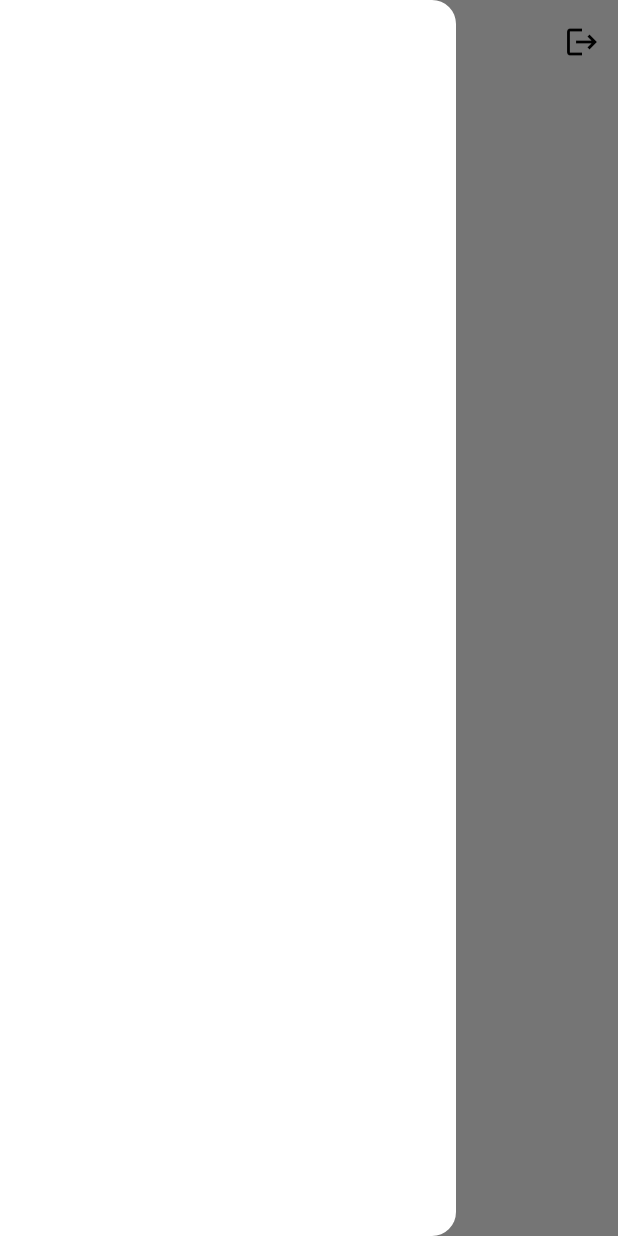
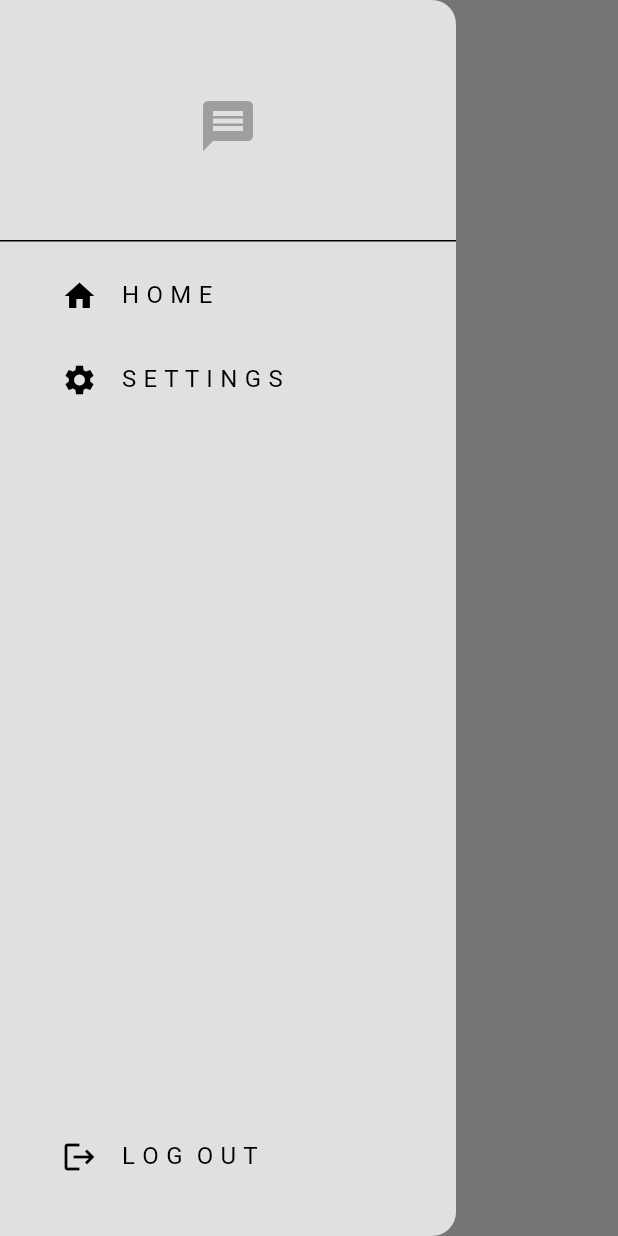
Before and after one commit to Victor-chiemerie/newChat, a Flutter app: the screen it shows once a user with an empty profile is signed in, with the side drawer open, on a phone screen of 412 x 824 dp. Run offline on Flutter 3.47's test engine with Material 3 defaults, Android fonts, the phone set to English and light mode, and no system bars; our stand-ins replace firebase_auth, firebase_core; accounts and stored records are empty.

Commit message:
complete drawer functions

```diff
--- /dev/null
+++ b/lib/components/my_drawer.dart
@@ -0,0 +1,82 @@
+import 'package:chat/pages/settings_page.dart';
+import 'package:flutter/material.dart';
+import '../auth/auth_service.dart';
+
+class MyDrawer extends StatelessWidget {
+  const MyDrawer({super.key});
+
+  void logout() {
+    // log out
+    final auth = AuthService();
+    auth.signOut();
+  }
+
+  @override
+  Widget build(BuildContext context) {
+    return Drawer(
+      backgroundColor: Theme.of(context).colorScheme.background,
+      child: Column(
+        mainAxisAlignment: MainAxisAlignment.spaceBetween,
+        children: [
+          Column(
+            children: [
+              // logo
+              DrawerHeader(
+                child: Center(
+                  child: Icon(
+                    Icons.message,
+                    color: Theme.of(context).colorScheme.primary,
+                    size: 40,
+                  ),
+                ),
+              ),
+
+              // home list tile
+              Padding(
+                padding: const EdgeInsets.only(left: 25),
+                child: ListTile(
+                  title: const Text('H O M E'),
+                  leading: const Icon(Icons.home),
+                  // pop the drawer
+                  onTap: () => Navigator.pop(context),
+                ),
+              ),
+
+              // settings list tile
+              Padding(
+                padding: const EdgeInsets.only(left: 25),
+                child: ListTile(
+                  title: const Text('S E T T I N G S'),
+                  leading: const Icon(Icons.settings),
+                  // pop the drawer and go to the settings page
+                  onTap: () {
+                    // pop the drawer
+                    Navigator.pop(context);
+
+                    // go to settings page
+                    Navigator.push(
+                      context,
+                      MaterialPageRoute(
+                        builder: (context) => const Settings(),
+                      ),
+                    );
+                  },
+                ),
+              ),
+            ],
+          ),
+
+          // logout list tile
+          Padding(
+            padding: const EdgeInsets.only(left: 25, bottom: 25),
+            child: ListTile(
+              title: const Text('L O G  O U T'),
+              leading: const Icon(Icons.logout),
+              onTap: logout,
+            ),
+          ),
+        ],
+      ),
+    );
+  }
+}
--- a/lib/pages/home_page.dart
+++ b/lib/pages/home_page.dart
@@ -1,28 +1,16 @@
-import 'package:chat/auth/auth_service.dart';
+import 'package:chat/components/my_drawer.dart';
 import 'package:flutter/material.dart';
 
 class HomePage extends StatelessWidget {
   const HomePage({super.key});
-
-  void logout() {
-    // log out
-    final auth = AuthService();
-    auth.signOut();
-  }
 
   @override
   Widget build(BuildContext context) {
     return Scaffold(
       appBar: AppBar(
         title: const Text("Home Page"),
-        actions: [
-          IconButton(
-            onPressed: logout,
-            icon: const Icon(Icons.logout),
-          )
-        ],
       ),
-      drawer: Drawer(),
+      drawer: const MyDrawer(),
     );
   }
 }
```
Also changed, not shown: lib/pages/settings_page.dart (added, +19 -0 lines).
